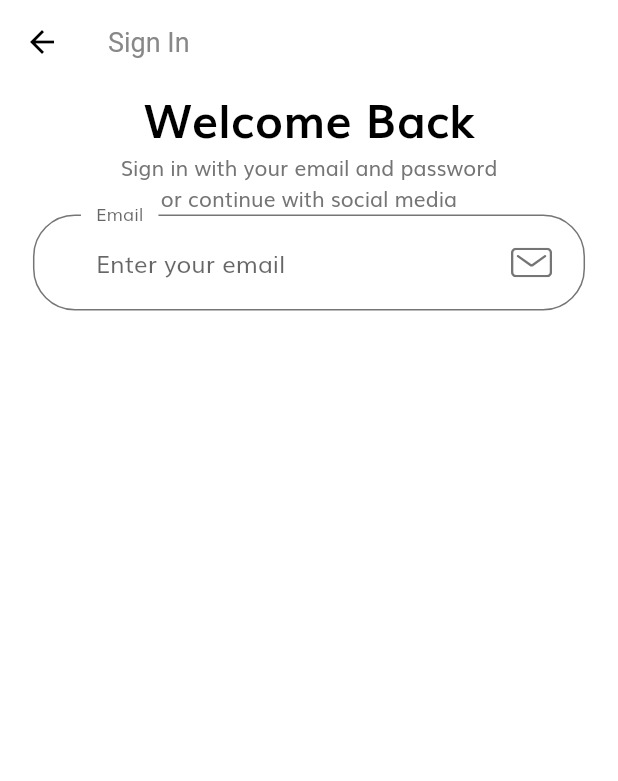
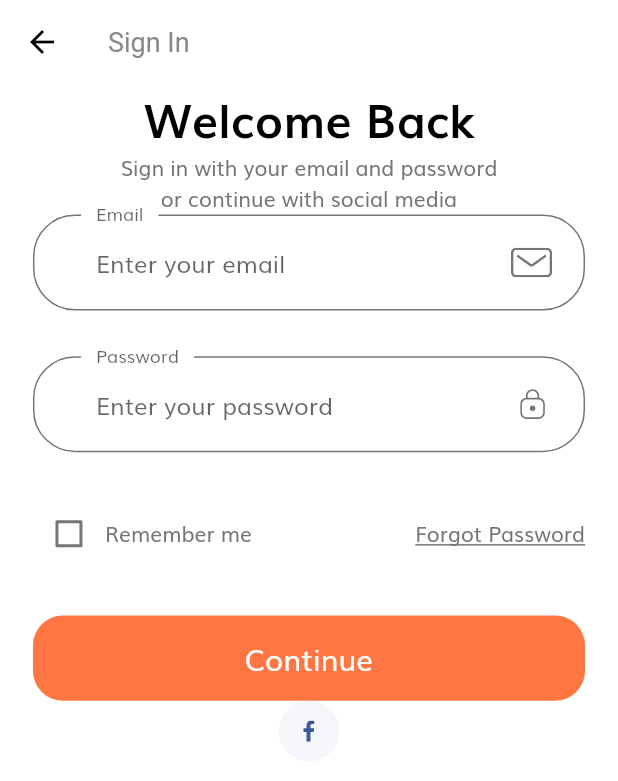
Before and after one commit to pedrohrocodes/OrangeECommerceUI, a Flutter app: the screen it shows after launch, after a tap on "Continue", on a phone screen of 412 x 824 dp. Shown: the top 781 px of the screen. Run offline on Flutter 3.47's test engine with Material 2 defaults, Android fonts, the phone set to English and light mode, and no system bars; our stand-ins replace flutter_svg.

Commit message:
:sparkles: Building SignIn screen and your components

```diff
--- a/lib/constants.dart
+++ b/lib/constants.dart
@@ -22,17 +22,17 @@ const kAnimationDuration = Duration(milliseconds: 200);
 
 // const defaultDuration = Duration(milliseconds: 250);
 
-// // Form Error
-// final RegExp emailValidatorRegExp =
-//     RegExp(r"^[a-zA-Z0-9.]+@[a-zA-Z0-9]+\.[a-zA-Z]+");
-// const String kEmailNullError = "Please Enter your email";
-// const String kInvalidEmailError = "Please Enter Valid Email";
-// const String kPassNullError = "Please Enter your password";
-// const String kShortPassError = "Password is too short";
-// const String kMatchPassError = "Passwords don't match";
-// const String kNamelNullError = "Please Enter your name";
-// const String kPhoneNumberNullError = "Please Enter your phone number";
-// const String kAddressNullError = "Please Enter your address";
+// Form Error
+final RegExp emailValidatorRegExp =
+    RegExp(r"^[a-zA-Z0-9.]+@[a-zA-Z0-9]+\.[a-zA-Z]+");
+const String kEmailNullError = "Please Enter your email";
+const String kInvalidEmailError = "Please Enter Valid Email";
+const String kPassNullError = "Please Enter your password";
+const String kShortPassError = "Password is too short";
+const String kMatchPassError = "Passwords don't match";
+const String kNamelNullError = "Please Enter your name";
+const String kPhoneNumberNullError = "Please Enter your phone number";
+const String kAddressNullError = "Please Enter your address";
 
 // final otpInputDecoration = InputDecoration(
 //   contentPadding:
--- a/lib/screens/sign_in/components/body.dart
+++ b/lib/screens/sign_in/components/body.dart
@@ -1,7 +1,8 @@
-import 'package:e_commerce_ui/constants.dart';
-import 'package:e_commerce_ui/size_config.dart';
 import 'package:flutter/material.dart';
 import 'package:flutter_svg/svg.dart';
+
+import '../../../size_config.dart';
+import 'sign_form.dart';
 
 class Body extends StatelessWidget {
   @override
@@ -25,7 +26,8 @@ class Body extends StatelessWidget {
                 "Sign in with your email and password \nor continue with social media",
                 textAlign: TextAlign.center,
               ),
-              SignForm()
+              SignForm(),
+              SocialCard()
             ],
           ),
         ),
@@ -34,36 +36,20 @@ class Body extends StatelessWidget {
   }
 }
 
-class SignForm extends StatefulWidget {
-  @override
-  _SignFormState createState() => _SignFormState();
-}
+class SocialCard extends StatelessWidget {
+  const SocialCard({
+    Key key,
+  }) : super(key: key);
 
-class _SignFormState extends State<SignForm> {
   @override
   Widget build(BuildContext context) {
-    return Form(
-      child: Column(
-        children: [
-          TextFormField(
-            decoration: InputDecoration(
-                labelText: "Email",
-                hintText: "Enter your email",
-                floatingLabelBehavior: FloatingLabelBehavior.always,
-                suffixIcon: Padding(
-                  padding: EdgeInsets.fromLTRB(
-                      0,
-                      getProportionateScreenWidth(20),
-                      getProportionateScreenWidth(20),
-                      getProportionateScreenWidth(20)),
-                  child: SvgPicture.asset(
-                    "assets/icons/Mail.svg",
-                    height: getProportionateScreenWidth(18),
-                  ),
-                )),
-          ),
-        ],
-      ),
+    return Container(
+      padding: EdgeInsets.all(getProportionateScreenWidth(12)),
+      height: getProportionateScreenHeight(40),
+      width: getProportionateScreenWidth(40),
+      decoration:
+          BoxDecoration(color: Color(0xFFF5F6F9), shape: BoxShape.circle),
+      child: SvgPicture.asset("assets/icons/facebook-2.svg"),
     );
   }
 }
--- /dev/null
+++ b/lib/screens/sign_in/components/custom_suffix_icon.dart
@@ -0,0 +1,24 @@
+import 'package:e_commerce_ui/size_config.dart';
+import 'package:flutter/material.dart';
+import 'package:flutter_svg/flutter_svg.dart';
+
+class CustomSuffixIcon extends StatelessWidget {
+  const CustomSuffixIcon({
+    Key key,
+    this.svgIcon,
+  }) : super(key: key);
+
+  final String svgIcon;
+
+  @override
+  Widget build(BuildContext context) {
+    return Padding(
+      padding: EdgeInsets.fromLTRB(0, getProportionateScreenWidth(20),
+          getProportionateScreenWidth(20), getProportionateScreenWidth(20)),
+      child: SvgPicture.asset(
+        svgIcon,
+        height: getProportionateScreenWidth(18),
+      ),
+    );
+  }
+}
--- /dev/null
+++ b/lib/screens/sign_in/components/sign_form.dart
@@ -0,0 +1,147 @@
+import 'package:e_commerce_ui/components/default_button.dart';
+import 'package:flutter/material.dart';
+
+import '../../../constants.dart';
+import '../../../size_config.dart';
+import 'custom_suffix_icon.dart';
+import 'form_error.dart';
+
+class SignForm extends StatefulWidget {
+  @override
+  _SignFormState createState() => _SignFormState();
+}
+
+class _SignFormState extends State<SignForm> {
+  final _formKey = GlobalKey<FormState>();
+  String email;
+  String password;
+  bool remember = false;
+  final List<String> errors = [];
+
+  @override
+  Widget build(BuildContext context) {
+    return Form(
+      key: _formKey,
+      child: Column(
+        children: [
+          buildEmailFormField(),
+          SizedBox(
+            height: getProportionateScreenHeight(30),
+          ),
+          buildPasswordFormField(),
+          SizedBox(height: getProportionateScreenHeight(30)),
+          Row(
+            children: [
+              Checkbox(
+                value: remember,
+                activeColor: kPrimaryColor,
+                onChanged: (value) {
+                  setState(() {
+                    remember = value;
+                  });
+                },
+              ),
+              Text("Remember me"),
+              Spacer(),
+              Text("Forgot Password",
+                  style: TextStyle(
+                    decoration: TextDecoration.underline,
+                  ))
+            ],
+          ),
+          FormError(errors: errors),
+          SizedBox(height: getProportionateScreenHeight(30)),
+          DefaultButton(
+            text: "Continue",
+            press: () {
+              if (_formKey.currentState.validate()) {
+                _formKey.currentState.save();
+              }
+            },
+          )
+        ],
+      ),
+    );
+  }
+
+  TextFormField buildEmailFormField() {
+    return TextFormField(
+      keyboardType: TextInputType.emailAddress,
+      onSaved: (newValue) => email = newValue,
+      onChanged: (value) {
+        if (value.isNotEmpty && errors.contains(kEmailNullError)) {
+          setState(() {
+            errors.remove(kEmailNullError);
+          });
+        } else if (emailValidatorRegExp.hasMatch(value) &&
+            errors.contains(kInvalidEmailError)) {
+          setState(() {
+            errors.remove(kInvalidEmailError);
+          });
+        }
+      },
+      validator: (value) {
+        if (value.isEmpty && !errors.contains(kEmailNullError)) {
+          setState(() {
+            errors.add(kEmailNullError);
+          });
+        } else if (!emailValidatorRegExp.hasMatch(value) &&
+            !errors.contains(kInvalidEmailError)) {
+          setState(() {
+            errors.add(kInvalidEmailError);
+          });
+        }
+
+        return null;
+      },
+      decoration: InputDecoration(
+          labelText: "Email",
+          hintText: "Enter your email",
+          floatingLabelBehavior: FloatingLabelBehavior.always,
+          suffixIcon: CustomSuffixIcon(
+            svgIcon: "assets/icons/Mail.svg",
+          )),
+    );
+  }
+
+  TextFormField buildPasswordFormField() {
+    return TextFormField(
+      keyboardType: TextInputType.emailAddress,
+      onSaved: (newValue) => password = newValue,
+      onChanged: (value) {
+        if (value.isNotEmpty && errors.contains(kPassNullError)) {
+          setState(() {
+            errors.remove(kPassNullError);
+          });
+        } else if (value.length >= 8 && errors.contains(kShortPassError)) {
+          setState(() {
+            errors.remove(kShortPassError);
+          });
+        }
+
+        return null;
+      },
+      validator: (value) {
+        if (value.isEmpty && !errors.contains(kPassNullError)) {
+          setState(() {
+            errors.add(kPassNullError);
+          });
+        } else if (value.length < 8 && !errors.contains(kShortPassError)) {
+          setState(() {
+            errors.add(kShortPassError);
+          });
+        }
+
+        return null;
+      },
+      obscureText: true,
+      decoration: InputDecoration(
+          labelText: "Password",
+          hintText: "Enter your password",
+          floatingLabelBehavior: FloatingLabelBehavior.always,
+          suffixIcon: CustomSuffixIcon(
+            svgIcon: "assets/icons/Lock.svg",
+          )),
+    );
+  }
+}
```
Also changed, not shown: lib/screens/sign_in/components/form_error.dart (added, +35 -0 lines), assets/icons/Call.svg (added), assets/icons/Check mark rounde.svg (added), assets/icons/Heart Icon_2.svg (added), assets/icons/Star Icon.svg (added), assets/icons/User.svg (added), assets/icons/facebook-2.svg (added), assets/icons/receipt.svg (added).
